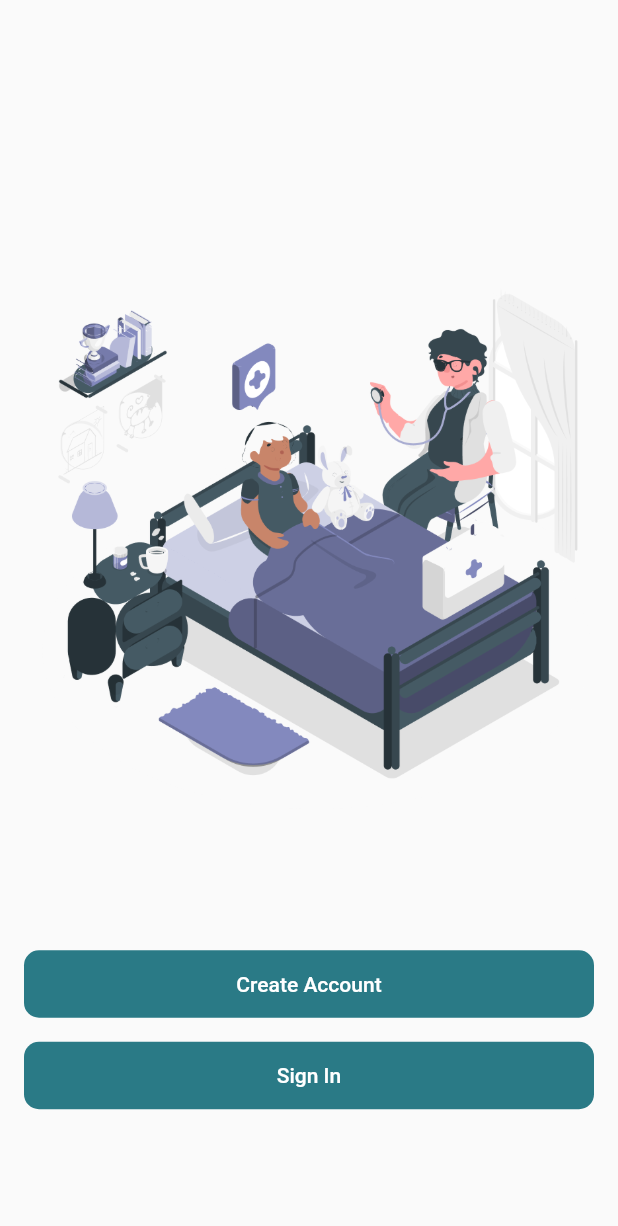
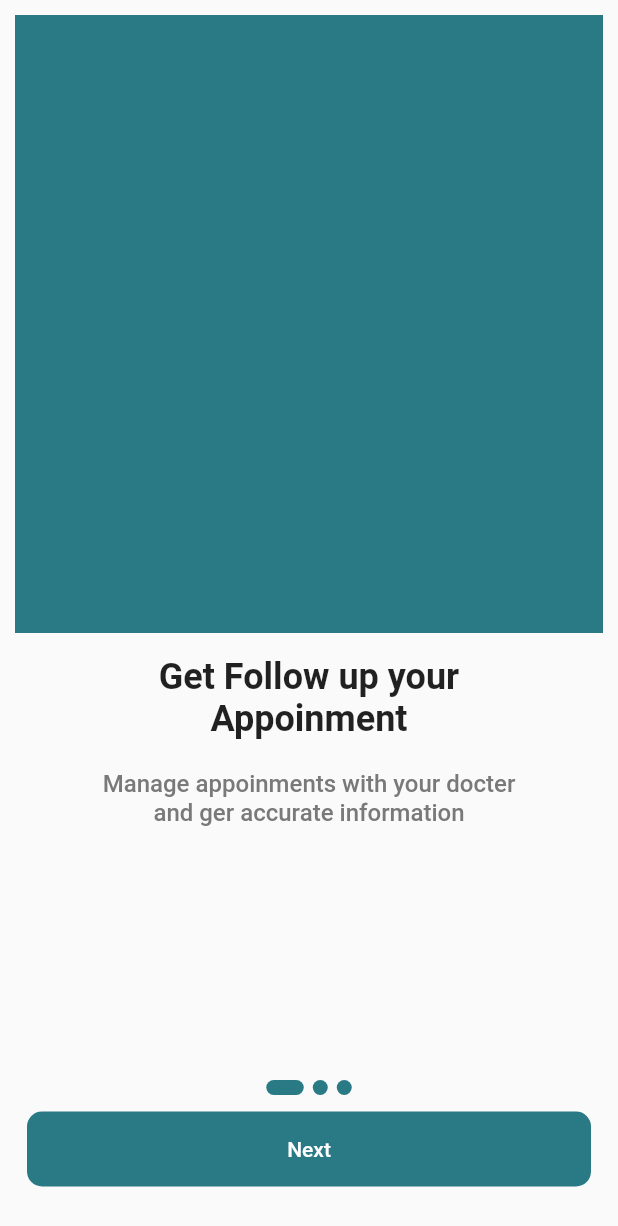
Before and after one commit to muhammadRiyazz/hospital-booking-app, a Flutter app: the screen it shows after launch, on a phone screen of 412 x 824 dp. Shown: the top 1226 px of the screen. Run offline on Flutter 3.47's test engine with Material 2 defaults, Android fonts, the phone set to English and light mode, and no system bars; our stand-ins replace custom_navigation_bar, dropdown_button2, simple_shadow, table_calendar, toggle_switch; missing offline and left inert: time_range.

Commit message:
intro ui

```diff
--- a/lib/main.dart
+++ b/lib/main.dart
@@ -2,6 +2,8 @@ import 'package:appoiment_docter/presantation/Screen%20home/screen_home.dart';
 import 'package:appoiment_docter/presantation/screen%20firstlog/screen_firstlog.dart';
 import 'package:appoiment_docter/presantation/screen%20main/screen_main.dart';
 import 'package:flutter/material.dart';
+
+import 'presantation/screen threepart/screen_scnd_splash.dart';
 
 void main() {
   WidgetsFlutterBinding.ensureInitialized();
@@ -16,7 +18,7 @@ class MyApp extends StatelessWidget {
   Widget build(BuildContext context) {
     return MaterialApp(
       debugShowCheckedModeBanner: false,
-      home: ScreenFirst(),
+      home: ScreenScndSplash(),
     );
   }
 }
--- /dev/null
+++ b/lib/presantation/screen threepart/screen_scnd_splash.dart
@@ -0,0 +1,207 @@
+import 'package:appoiment_docter/core/colors/colors.dart';
+import 'package:appoiment_docter/core/constands.dart';
+import 'package:appoiment_docter/presantation/screen%20firstlog/screen_firstlog.dart';
+import 'package:appoiment_docter/presantation/screen%20main/screen_main.dart';
+import 'package:flutter/material.dart';
+
+class ScreenScndSplash extends StatefulWidget {
+  const ScreenScndSplash({super.key});
+
+  @override
+  State<ScreenScndSplash> createState() => _ScreenScndSplashState();
+}
+
+class _ScreenScndSplashState extends State<ScreenScndSplash> {
+  Container buildDot(int index) {
+    return Container(
+      margin: const EdgeInsets.all(3),
+      height: 10,
+      width: currentIndex == index ? 25 : 10,
+      decoration: BoxDecoration(
+        borderRadius: BorderRadius.circular(20),
+        color: cmain,
+      ),
+    );
+  }
+
+  int currentIndex = 0;
+
+  PageController mycontroller = PageController();
+
+  @override
+  Widget build(BuildContext context) {
+    Size mysize = MediaQuery.of(context).size;
+    List pages = [
+      PageviewFirst(mysize: mysize),
+      PageviewScnd(mysize: mysize),
+      Pageviewlast(mysize: mysize),
+    ];
+    return Scaffold(
+      body: SafeArea(
+          child: Padding(
+        padding: const EdgeInsets.all(10.0),
+        child: Column(
+          mainAxisAlignment: MainAxisAlignment.center,
+          crossAxisAlignment: CrossAxisAlignment.center,
+          children: [
+            Expanded(
+              child: PageView.builder(
+                onPageChanged: (value) {
+                  setState(() {
+                    currentIndex = value;
+                  });
+                },
+                controller: mycontroller,
+                itemCount: 3,
+                itemBuilder: (context, index) {
+                  return pages[index];
+                },
+              ),
+            ),
+            Row(
+              mainAxisAlignment: MainAxisAlignment.center,
+              children: List.generate(
+                3,
+                (index) => buildDot(index),
+              ),
+            ),
+            TextButton(
+                onPressed: () {
+                  currentIndex == 2
+                      ? Navigator.push(context, MaterialPageRoute(
+                          builder: (context) {
+                            return ScreenFirst();
+                          },
+                        ))
+                      : setState(() {
+                          mycontroller.nextPage(
+                            duration: const Duration(microseconds: 100),
+                            curve: Curves.bounceIn,
+                          );
+                        });
+                },
+                child: Container(
+                  decoration:
+                      const BoxDecoration(borderRadius: radius10, color: cmain),
+                  width: double.infinity,
+                  height: 50,
+                  child: Center(
+                      child: currentIndex == 2
+                          ? Text(
+                              'Get Start',
+                              style: TextStyle(color: mWhite),
+                            )
+                          : Text(
+                              'Next',
+                              style: TextStyle(color: mWhite),
+                            )),
+                )),
+            hsizedbox15
+          ],
+        ),
+      )),
+    );
+  }
+}
+
+class PageviewFirst extends StatelessWidget {
+  const PageviewFirst({
+    Key? key,
+    required this.mysize,
+  }) : super(key: key);
+
+  final Size mysize;
+
+  @override
+  Widget build(BuildContext context) {
+    return Column(
+      children: [
+        Container(
+          height: mysize.height * 0.5,
+          color: cmain,
+        ),
+        hsizedbox15,
+        const Text(
+          'Get Follow up your\nAppoinment',
+          style: TextStyle(fontSize: 24, fontWeight: FontWeight.bold),
+          textAlign: TextAlign.center,
+        ),
+        hsizedbox20,
+        const Text(
+          'Manage appoinments with your docter\nand ger accurate information ',
+          style: TextStyle(
+              fontSize: 16, fontWeight: FontWeight.w500, color: mGreyc),
+          textAlign: TextAlign.center,
+        ),
+      ],
+    );
+  }
+}
+
+class PageviewScnd extends StatelessWidget {
+  const PageviewScnd({
+    Key? key,
+    required this.mysize,
+  }) : super(key: key);
+
+  final Size mysize;
+
+  @override
+  Widget build(BuildContext context) {
+    return Column(
+      children: [
+        Container(
+          height: mysize.height * 0.5,
+          color: mGrey,
+        ),
+        hsizedbox15,
+        const Text(
+          'Book the best doctor\nin your ASTER',
+          style: TextStyle(fontSize: 24, fontWeight: FontWeight.bold),
+          textAlign: TextAlign.center,
+        ),
+        hsizedbox20,
+        const Text(
+          'More than 100+ specialist doctors are\nready to serve you ',
+          style: TextStyle(
+              fontSize: 16, fontWeight: FontWeight.w500, color: mGreyc),
+          textAlign: TextAlign.center,
+        ),
+      ],
+    );
+  }
+}
+
+class Pageviewlast extends StatelessWidget {
+  const Pageviewlast({
+    Key? key,
+    required this.mysize,
+  }) : super(key: key);
+
+  final Size mysize;
+
+  @override
+  Widget build(BuildContext context) {
+    return Column(
+      children: [
+        Container(
+          height: mysize.height * 0.5,
+          color: mBlue,
+        ),
+        hsizedbox15,
+        const Text(
+          'Easier with a secure\nsystem',
+          style: TextStyle(fontSize: 24, fontWeight: FontWeight.bold),
+          textAlign: TextAlign.center,
+        ),
+        hsizedbox20,
+        const Text(
+          'We are prioritize and safety for\nyou and your dactor ',
+          style: TextStyle(
+              fontSize: 16, fontWeight: FontWeight.w500, color: mGreyc),
+          textAlign: TextAlign.center,
+        ),
+      ],
+    );
+  }
+}
```
Also changed, not shown: lib/assets/cc.jpg (added), lib/assets/dcter add 2.webp (added), lib/assets/mmmm.png (added), 3 other files.
